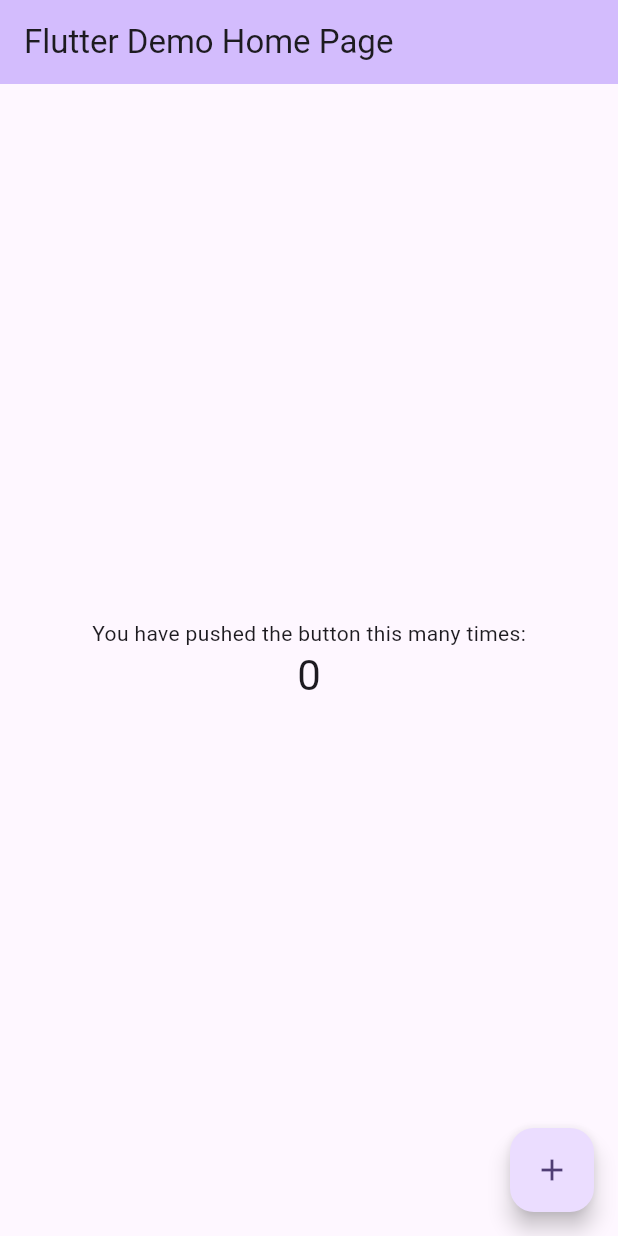
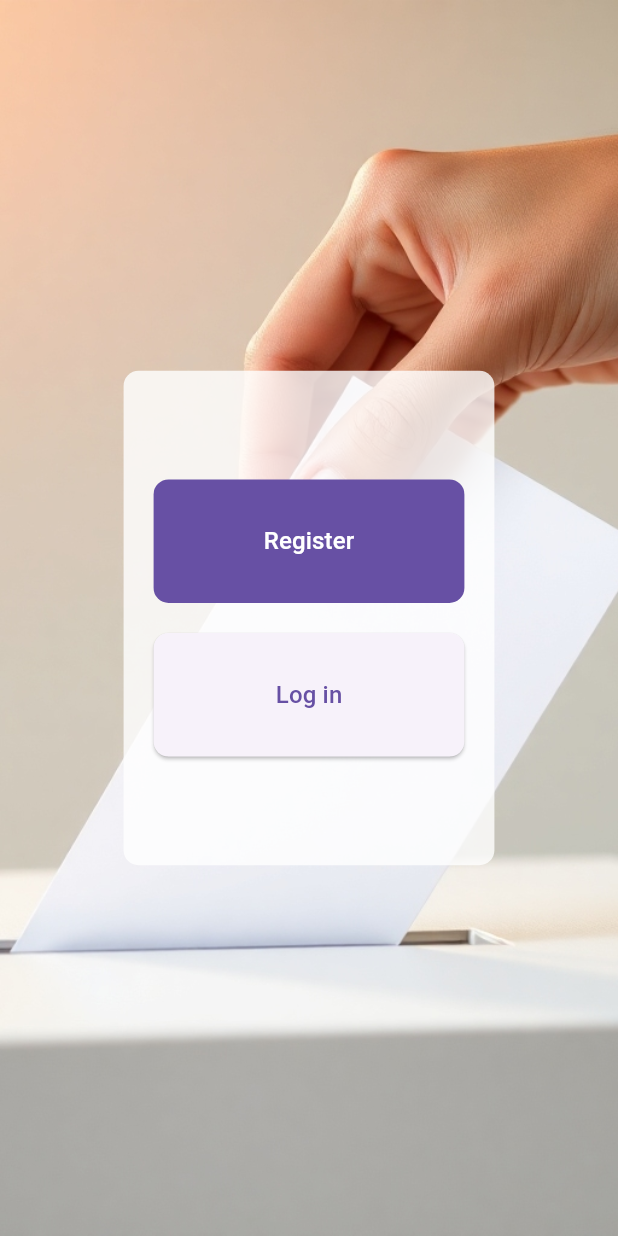
Before and after one commit to luqmanmatloob/polling-app-client, a Flutter app: the screen it shows after launch, on a phone screen of 412 x 824 dp. Run offline on Flutter 3.47's test engine with Material 3 defaults, Android fonts, the phone set to English and light mode, and no system bars.

Commit message:
EARLY CHNAGES

```diff
--- /dev/null
+++ b/lib/UserScreen/first.dart
@@ -0,0 +1,88 @@
+import 'package:flutter/material.dart';
+import 'package:polling_app/UserScreen/register_login.dart';
+
+import 'log_in.dart';
+
+class UserLogin extends StatefulWidget {
+  const UserLogin({super.key});
+
+  @override
+  State<StatefulWidget> createState() {
+    return _UserLoginState();
+  }
+}
+
+class _UserLoginState extends State<UserLogin> {
+  @override
+  Widget build(BuildContext context) {
+    double screenWidth = MediaQuery.of(context).size.width;
+    double screenHeight = MediaQuery.of(context).size.height;
+
+    double fieldWidth = screenWidth * 0.60;
+    double fieldHeight = screenHeight * 0.1;
+
+    return Scaffold(
+      body: Stack(
+        children: [
+          Positioned.fill(
+            child: Image.asset(
+              "assets/hand.png",
+              fit: BoxFit.cover,
+            ),
+          ),
+          Center(
+            child: Container(
+              width: fieldWidth,
+              height: fieldHeight * 4,
+              padding: const EdgeInsets.all(20),
+              decoration: BoxDecoration(
+                color: Colors.white.withOpacity(0.8),
+                borderRadius: BorderRadius.circular(10),
+              ),
+              child: Column(
+                mainAxisAlignment: MainAxisAlignment.center,
+                children: [
+                  FilledButton(
+                    style: FilledButton.styleFrom(
+                      padding: EdgeInsets.zero,
+                      shape: RoundedRectangleBorder(
+                        borderRadius: BorderRadius.circular(10),
+                      ),
+                      minimumSize: Size(fieldWidth, fieldHeight),
+                    ),
+                    onPressed: () {
+                      Navigator.push(
+                          context,
+                          MaterialPageRoute(
+                              builder: (context) => const RegisterLogin()));
+                    },
+                    child:
+                        const Text("Register", style: TextStyle(fontSize: 16)),
+                  ),
+                  const SizedBox(height: 20),
+                  ElevatedButton(
+                    style: ElevatedButton.styleFrom(
+                      padding: EdgeInsets.zero,
+                      shape: RoundedRectangleBorder(
+                        borderRadius: BorderRadius.circular(10),
+                      ),
+                      minimumSize: Size(fieldWidth, fieldHeight),
+                    ),
+                    onPressed: () {
+                      Navigator.push(
+                          context,
+                          MaterialPageRoute(
+                              builder: (context) =>
+                                  const UserLoginWithFields()));
+                    },
+                    child: const Text("Log in", style: TextStyle(fontSize: 16)),
+                  ),
+                ],
+              ),
+            ),
+          ),
+        ],
+      ),
+    );
+  }
+}
--- a/lib/main.dart
+++ b/lib/main.dart
@@ -1,4 +1,6 @@
 import 'package:flutter/material.dart';
+
+import 'SplashScreens/splash.dart';
 
 void main() {
   runApp(const MyApp());
@@ -7,119 +9,8 @@ void main() {
 class MyApp extends StatelessWidget {
   const MyApp({super.key});
 
-  // This widget is the root of your application. hello world test another test
   @override
   Widget build(BuildContext context) {
-    return MaterialApp(
-      title: 'Flutter Demo',
-      theme: ThemeData(
-        // This is the theme of your application.
-        //
-        // TRY THIS: Try running your application with "flutter run". You'll see
-        // the application has a purple toolbar. Then, without quitting the app,
-        // try changing the seedColor in the colorScheme below to Colors.green
-        // and then invoke "hot reload" (save your changes or press the "hot
-        // reload" button in a Flutter-supported IDE, or press "r" if you used
-        // the command line to start the app).
-        //
-        // Notice that the counter didn't reset back to zero; the application
-        // state is not lost during the reload. To reset the state, use hot
-        // restart instead.
-        //
-        // This works for code too, not just values: Most code changes can be
-        // tested with just a hot reload.
-        colorScheme: ColorScheme.fromSeed(seedColor: Colors.deepPurple),
-        useMaterial3: true,
-      ),
-      home: const MyHomePage(title: 'Flutter Demo Home Page'),
-    );
+    return const MaterialApp(home: SplashScreen());
   }
 }
-
-class MyHomePage extends StatefulWidget {
-  const MyHomePage({super.key, required this.title});
-
-  // This widget is the home page of your application. It is stateful, meaning
-  // that it has a State object (defined below) that contains fields that affect
-  // how it looks.
-
-  // This class is the configuration for the state. It holds the values (in this
-  // case the title) provided by the parent (in this case the App widget) and
-  // used by the build method of the State. Fields in a Widget subclass are
-  // always marked "final".
-
-  final String title;
-
-  @override
-  State<MyHomePage> createState() => _MyHomePageState();
-}
-
-class _MyHomePageState extends State<MyHomePage> {
-  int _counter = 0;
-
-  void _incrementCounter() {
-    setState(() {
-      // This call to setState tells the Flutter framework that something has
-      // changed in this State, which causes it to rerun the build method below
-      // so that the display can reflect the updated values. If we changed
-      // _counter without calling setState(), then the build method would not be
-      // called again, and so nothing would appear to happen.
-      _counter++;
-    });
-  }
-
-  @override
-  Widget build(BuildContext context) {
-    // This method is rerun every time setState is called, for instance as done
-    // by the _incrementCounter method above.
-    //
-    // The Flutter framework has been optimized to make rerunning build methods
-    // fast, so that you can just rebuild anything that needs updating rather
-    // than having to individually change instances of widgets.
-    return Scaffold(
-      appBar: AppBar(
-        // TRY THIS: Try changing the color here to a specific color (to
-        // Colors.amber, perhaps?) and trigger a hot reload to see the AppBar
-        // change color while the other colors stay the same.
-        backgroundColor: Theme.of(context).colorScheme.inversePrimary,
-        // Here we take the value from the MyHomePage object that was created by
-        // the App.build method, and use it to set our appbar title.
-        title: Text(widget.title),
-      ),
-      body: Center(
-        // Center is a layout widget. It takes a single child and positions it
-        // in the middle of the parent.
-        child: Column(
-          // Column is also a layout widget. It takes a list of children and
-          // arranges them vertically. By default, it sizes itself to fit its
-          // children horizontally, and tries to be as tall as its parent.
-          //
-          // Column has various properties to control how it sizes itself and
-          // how it positions its children. Here we use mainAxisAlignment to
-          // center the children vertically; the main axis here is the vertical
-          // axis because Columns are vertical (the cross axis would be
-          // horizontal).
-          //
-          // TRY THIS: Invoke "debug painting" (choose the "Toggle Debug Paint"
-          // action in the IDE, or press "p" in the console), to see the
-          // wireframe for each widget.
-          mainAxisAlignment: MainAxisAlignment.center,
-          children: <Widget>[
-            const Text(
-              'You have pushed the button this many times:',
-            ),
-            Text(
-              '$_counter',
-              style: Theme.of(context).textTheme.headlineMedium,
-            ),
-          ],
-        ),
-      ),
-      floatingActionButton: FloatingActionButton(
-        onPressed: _incrementCounter,
-        tooltip: 'Increment',
-        child: const Icon(Icons.add),
-      ), // This trailing comma makes auto-formatting nicer for build methods.
-    );
-  }
-}
```
Also changed, not shown: lib/SplashScreens/splash.dart (added, +59 -0 lines), lib/UserScreen/log_in.dart (added, +92 -0 lines), lib/UserScreen/register_login.dart (added, +132 -0 lines), pubspec.yaml (+4 -71 lines), assets/hand.png (added), assets/voting.png (added), 2 other files.
